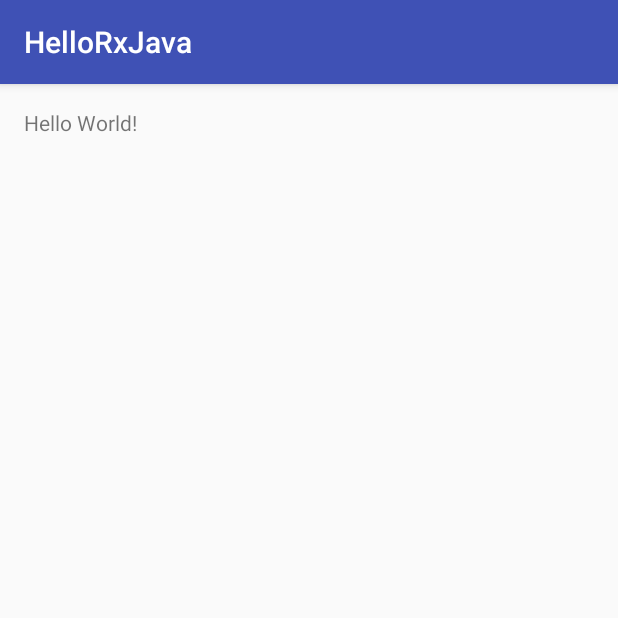
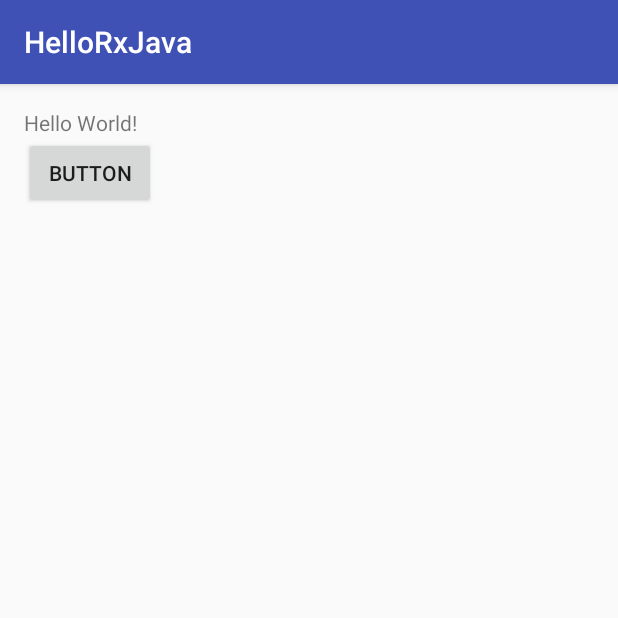
Before and after one commit to linwgithub/HelloRxJava, an Android app: the screen it shows after launch (MainActivity), on a phone screen of 412 x 824 dp, the top half of it. Run offline under Robolectric (Android 15) with nearby library versions, the phone set to English and light mode, and no system bars; libraries missing offline, so code that uses them is left out: rx.functions.

Commit message:
RxJava简单使用

```diff
--- a/app/src/main/java/com/linw/hellorxjava/MainActivity.java
+++ b/app/src/main/java/com/linw/hellorxjava/MainActivity.java
@@ -2,6 +2,15 @@ package com.linw.hellorxjava;
 
 import android.support.v7.app.AppCompatActivity;
 import android.os.Bundle;
+import android.util.Log;
+import android.view.View;
+
+import rx.Observable;
+import rx.Subscriber;
+import rx.functions.Action0;
+import rx.functions.Action1;
+import rx.functions.Func1;
+
 
 public class MainActivity extends AppCompatActivity {
 
@@ -9,5 +18,108 @@ public class MainActivity extends AppCompatActivity {
     protected void onCreate(Bundle savedInstanceState) {
         super.onCreate(savedInstanceState);
         setContentView(R.layout.activity_main);
+
     }
+
+    public void btnclick(View view) {
+        //1普通
+//        myObservableNormal.subscribe(mySubscriberNormal);
+        //2简化(只发送一个)
+//        myObsercableJust.subscribe(mySubscriberNormal);
+        //3简化(创建被监听者对象,只关注过程)
+//        myObsercableJust.subscribe(onNextAction);
+        //4简化(关注所有)
+//        myObservableNormal.subscribe(onNextAction, onErrorAction, onCompletedAction);
+        //5简化(无需创建被监听者,只关注过程)
+//        Observable.just("SimpleJust").subscribe(new Action1<String>() {
+//            @Override
+//            public void call(String s) {
+//                Log.e("TAG", s);
+//            }
+//        });
+
+        //操作符
+        //1变换
+//        Observable.just("Hello")
+//                .map(new Func1<String, String>() {
+//                    @Override
+//                    public String call(String s) {
+//                        return s + "-lw";
+//                    }
+//                }).subscribe(onNextAction);
+        //2多层转换
+        Observable.just("Hello").map(new Func1<String, Boolean>() {
+            @Override
+            public Boolean call(String s) {
+                if (s.length() > 5) {
+                    return false;
+                } else {
+                    return true;
+                }
+            }
+        }).map(new Func1<Boolean, String>() {
+            @Override
+            public String call(Boolean aBoolean) {
+                return aBoolean ? "长度大于5" : "长度小于5";
+            }
+        }).subscribe(new Action1<String>() {
+            @Override
+            public void call(String s) {
+                Log.e("TAG", s);
+            }
+        });
+    }
+
+    Observable<String> myObservableNormal = Observable.create(new Observable.OnSubscribe<String>() {
+        @Override
+        public void call(Subscriber<? super String> subscriber) {
+            subscriber.onNext("AA");
+            subscriber.onNext("BB");
+            subscriber.onCompleted();
+        }
+    });
+
+    Subscriber<String> mySubscriberNormal = new Subscriber<String>() {
+        @Override
+        public void onCompleted() {
+            Log.e("TAG", "onCompleted");
+        }
+
+        @Override
+        public void onError(Throwable e) {
+            Log.e("TAG", "onError");
+        }
+
+        @Override
+        public void onNext(String s) {
+            Log.e("TAG", "onNext");
+            Log.e("TAG", s);
+        }
+    };
+
+    Observable<String> myObsercableJust = Observable.just("just");
+
+    Action1<Throwable> onErrorAction = new Action1<Throwable>() {
+
+        @Override
+        public void call(Throwable throwable) {
+
+        }
+    };
+
+    Action0 onCompletedAction = new Action0() {
+        @Override
+        public void call() {
+
+        }
+    };
+
+    Action1<String> onNextAction = new Action1<String>() {
+        @Override
+        public void call(String s) {
+            Log.e("TAG", "onNextAction");
+            Log.e("TAG", s);
+        }
+    };
+
 }
--- a/app/src/main/res/layout/activity_main.xml
+++ b/app/src/main/res/layout/activity_main.xml
@@ -1,8 +1,9 @@
 <?xml version="1.0" encoding="utf-8"?>
-<RelativeLayout xmlns:android="http://schemas.android.com/apk/res/android"
+<LinearLayout xmlns:android="http://schemas.android.com/apk/res/android"
     xmlns:tools="http://schemas.android.com/tools"
     android:layout_width="match_parent"
     android:layout_height="match_parent"
+    android:orientation="vertical"
     android:paddingBottom="@dimen/activity_vertical_margin"
     android:paddingLeft="@dimen/activity_horizontal_margin"
     android:paddingRight="@dimen/activity_horizontal_margin"
@@ -13,4 +14,11 @@
         android:layout_width="wrap_content"
         android:layout_height="wrap_content"
         android:text="Hello World!" />
-</RelativeLayout>
+
+    <Button
+        android:layout_width="wrap_content"
+        android:layout_height="wrap_content"
+        android:onClick="btnclick"
+        android:text="button" />
+
+</LinearLayout>
```
